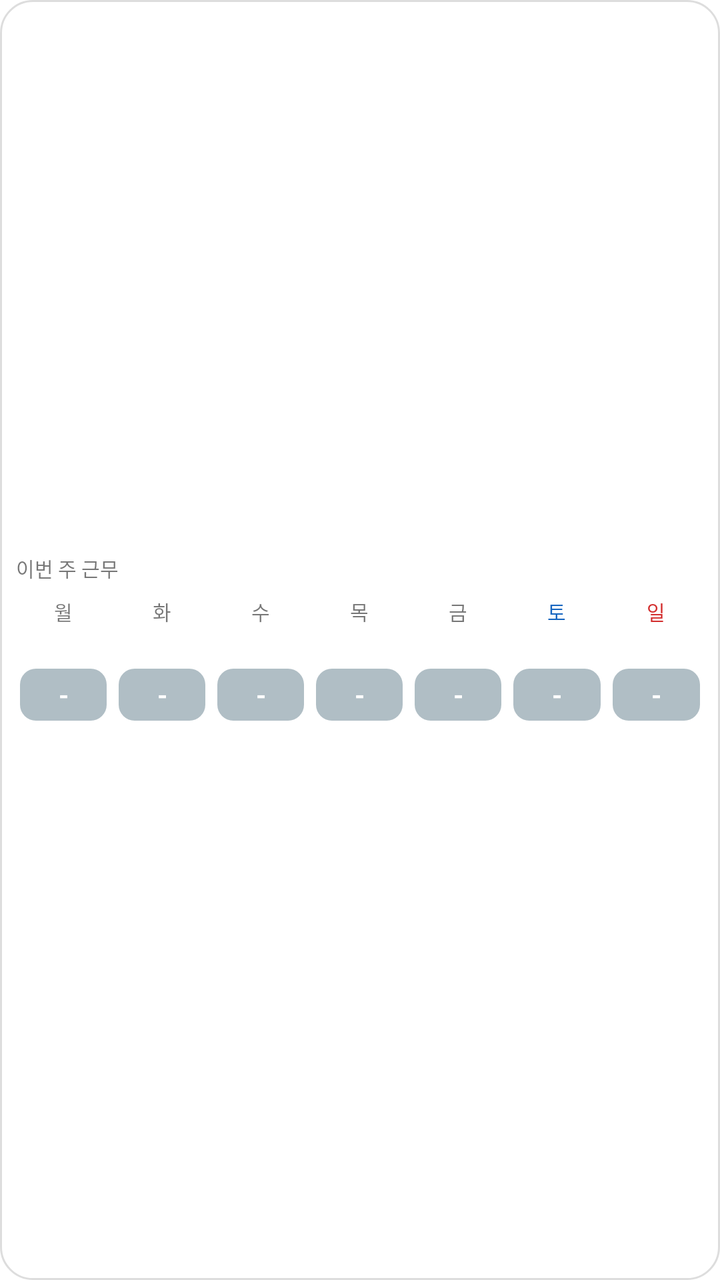
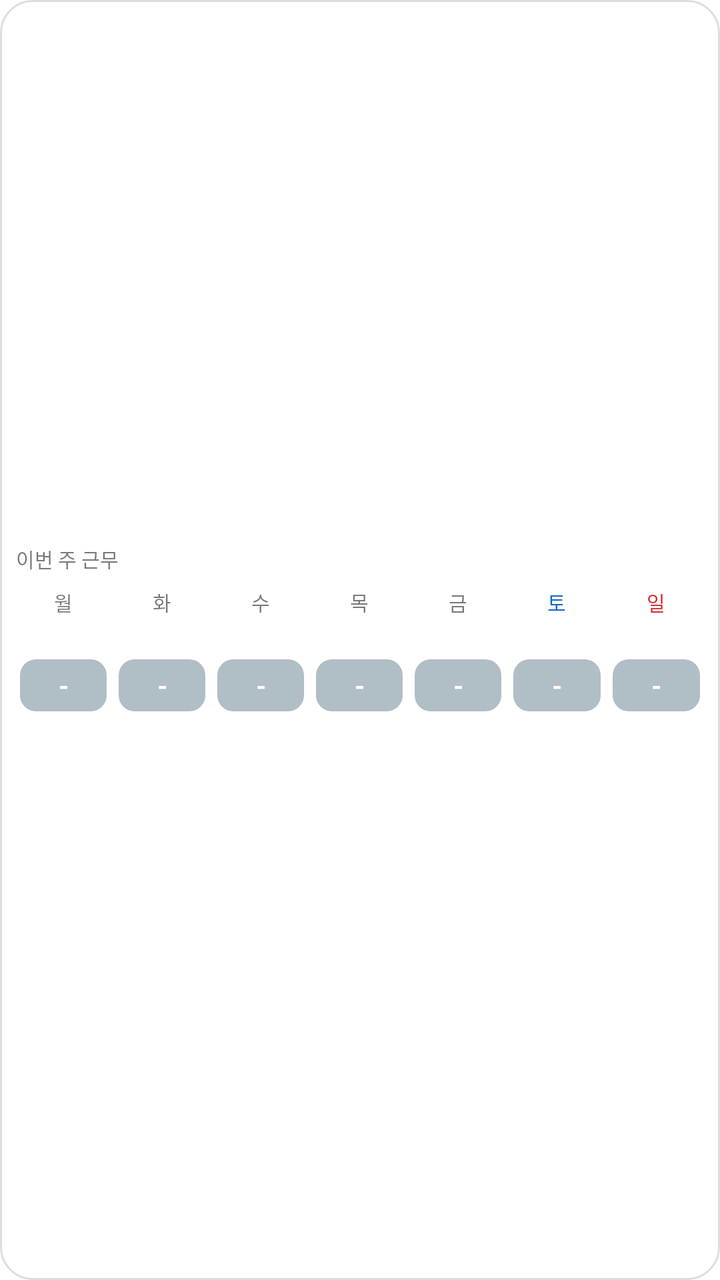

Before-and-after screenshots of an Android layout around one commit, followed by the original layout XML and the change that was made.
<!-- AndroidManifest.xml: fallback theme Theme.MaterialComponents.DayNight.NoActionBar -->
<!-- res/layout/shift_widget.xml -->
<?xml version="1.0" encoding="utf-8"?>
<LinearLayout xmlns:android="http://schemas.android.com/apk/res/android"
    android:id="@+id/widget_root"
    android:layout_width="match_parent"
    android:layout_height="match_parent"
    android:orientation="vertical"
    android:gravity="center_vertical"
    android:background="@drawable/widget_bg"
    android:paddingStart="8dp"
    android:paddingEnd="8dp"
    android:paddingTop="6dp"
    android:paddingBottom="6dp">

    <LinearLayout
        android:layout_width="match_parent"
        android:layout_height="wrap_content"
        android:orientation="horizontal"
        android:gravity="center_vertical">

        <TextView
            android:layout_width="0dp"
            android:layout_height="wrap_content"
            android:layout_weight="1"
            android:text="이번 주 근무"
            android:textColor="#88000000"
            android:textSize="10sp" />

        <TextView
            android:id="@+id/updated"
            android:layout_width="wrap_content"
            android:layout_height="wrap_content"
            android:text=""
            android:textColor="#66000000"
            android:textSize="9sp" />
    </LinearLayout>

    <LinearLayout
        android:layout_width="match_parent"
        android:layout_height="wrap_content"
        android:layout_marginTop="4dp"
        android:orientation="horizontal">

    <LinearLayout
        android:id="@+id/day0_cell"
        android:layout_width="0dp"
        android:layout_height="wrap_content"
        android:layout_weight="1"
        android:orientation="vertical"
        android:gravity="center_horizontal"
        android:paddingTop="3dp"
        android:paddingBottom="3dp">

        <TextView
            android:id="@+id/day0_dow"
            android:layout_width="wrap_content"
            android:layout_height="wrap_content"
            android:text="월"
            android:textColor="#88000000"
            android:textSize="10sp" />

        <TextView
            android:id="@+id/day0_num"
            android:layout_width="wrap_content"
            android:layout_height="wrap_content"
            android:layout_marginTop="1dp"
            android:text=""
            android:textStyle="bold"
            android:textColor="#AA000000"
            android:textSize="12sp" />

        <TextView
            android:id="@+id/day0_badge"
            android:layout_width="match_parent"
            android:layout_height="26dp"
            android:layout_marginTop="4dp"
            android:layout_marginStart="2dp"
            android:layout_marginEnd="2dp"
            android:gravity="center"
            android:background="@drawable/badge_bg"
            android:text="-"
            android:textStyle="bold"
            android:textColor="#FFFFFFFF"
            android:textSize="13sp" />
    </LinearLayout>
    <LinearLayout
        android:id="@+id/day1_cell"
        android:layout_width="0dp"
        android:layout_height="wrap_content"
        android:layout_weight="1"
        android:layout_marginStart="2dp"
        android:orientation="vertical"
        android:gravity="center_horizontal"
        android:paddingTop="3dp"
        android:paddingBottom="3dp">

        <TextView
            android:id="@+id/day1_dow"
            android:layout_width="wrap_content"
            android:layout_height="wrap_content"
            android:text="화"
            android:textColor="#88000000"
            android:textSize="10sp" />

        <TextView
            android:id="@+id/day1_num"
            android:layout_width="wrap_content"
            android:layout_height="wrap_content"
            android:layout_marginTop="1dp"
            android:text=""
            android:textStyle="bold"
            android:textColor="#AA000000"
            android:textSize="12sp" />

        <TextView
            android:id="@+id/day1_badge"
            android:layout_width="match_parent"
            android:layout_height="26dp"
            android:layout_marginTop="4dp"
            android:layout_marginStart="2dp"
            android:layout_marginEnd="2dp"
            android:gravity="center"
            android:background="@drawable/badge_bg"
            android:text="-"
            android:textStyle="bold"
            android:textColor="#FFFFFFFF"
            android:textSize="13sp" />
    </LinearLayout>
    <LinearLayout
        android:id="@+id/day2_cell"
        android:layout_width="0dp"
        android:layout_height="wrap_content"
        android:layout_weight="1"
        android:layout_marginStart="2dp"
        android:orientation="vertical"
        android:gravity="center_horizontal"
        android:paddingTop="3dp"
        android:paddingBottom="3dp">

        <TextView
            android:id="@+id/day2_dow"
            android:layout_width="wrap_content"
            android:layout_height="wrap_content"
            android:text="수"
            android:textColor="#88000000"
            android:textSize="10sp" />

        <TextView
            android:id="@+id/day2_num"
            android:layout_width="wrap_content"
            android:layout_height="wrap_content"
            android:layout_marginTop="1dp"
            android:text=""
            android:textStyle="bold"
            android:textColor="#AA000000"
            android:textSize="12sp" />

        <TextView
            android:id="@+id/day2_badge"
            android:layout_width="match_parent"
            android:layout_height="26dp"
            android:layout_marginTop="4dp"
            android:layout_marginStart="2dp"
            android:layout_marginEnd="2dp"
            android:gravity="center"
            android:background="@drawable/badge_bg"
            android:text="-"
            android:textStyle="bold"
            android:textColor="#FFFFFFFF"
            android:textSize="13sp" />
    </LinearLayout>
    <LinearLayout
        android:id="@+id/day3_cell"
        android:layout_width="0dp"
        android:layout_height="wrap_content"
        android:layout_weight="1"
        android:layout_marginStart="2dp"
        android:orientation="vertical"
        android:gravity="center_horizontal"
        android:paddingTop="3dp"
        android:paddingBottom="3dp">

        <TextView
            android:id="@+id/day3_dow"
            android:layout_width="wrap_content"
            android:layout_height="wrap_content"
            android:text="목"
            android:textColor="#88000000"
            android:textSize="10sp" />

        <TextView
            android:id="@+id/day3_num"
            android:layout_width="wrap_content"
            android:layout_height="wrap_content"
            android:layout_marginTop="1dp"
            android:text=""
            android:textStyle="bold"
            android:textColor="#AA000000"
            android:textSize="12sp" />

        <TextView
            android:id="@+id/day3_badge"
            android:layout_width="match_parent"
            android:layout_height="26dp"
            android:layout_marginTop="4dp"
            android:layout_marginStart="2dp"
            android:layout_marginEnd="2dp"
            android:gravity="center"
            android:background="@drawable/badge_bg"
            android:text="-"
            android:textStyle="bold"
            android:textColor="#FFFFFFFF"
            android:textSize="13sp" />
    </LinearLayout>
    <LinearLayout
        android:id="@+id/day4_cell"
        android:layout_width="0dp"
        android:layout_height="wrap_content"
        android:layout_weight="1"
        android:layout_marginStart="2dp"
        android:orientation="vertical"
        android:gravity="center_horizontal"
        android:paddingTop="3dp"
        android:paddingBottom="3dp">

        <TextView
            android:id="@+id/day4_dow"
            android:layout_width="wrap_content"
            android:layout_height="wrap_content"
            android:text="금"
            android:textColor="#88000000"
            android:textSize="10sp" />

        <TextView
            android:id="@+id/day4_num"
            android:layout_width="wrap_content"
            android:layout_height="wrap_content"
            android:layout_marginTop="1dp"
            android:text=""
            android:textStyle="bold"
            android:textColor="#AA000000"
            android:textSize="12sp" />

        <TextView
            android:id="@+id/day4_badge"
            android:layout_width="match_parent"
            android:layout_height="26dp"
            android:layout_marginTop="4dp"
            android:layout_marginStart="2dp"
            android:layout_marginEnd="2dp"
            android:gravity="center"
            android:background="@drawable/badge_bg"
            android:text="-"
            android:textStyle="bold"
            android:textColor="#FFFFFFFF"
            android:textSize="13sp" />
    </LinearLayout>
    <LinearLayout
        android:id="@+id/day5_cell"
        android:layout_width="0dp"
        android:layout_height="wrap_content"
        android:layout_weight="1"
        android:layout_marginStart="2dp"
        android:orientation="vertical"
        android:gravity="center_horizontal"
        android:paddingTop="3dp"
        android:paddingBottom="3dp">

        <TextView
            android:id="@+id/day5_dow"
            android:layout_width="wrap_content"
            android:layout_height="wrap_content"
            android:text="토"
            android:textColor="#1565C0"
            android:textSize="10sp" />

        <TextView
            android:id="@+id/day5_num"
            android:layout_width="wrap_content"
            android:layout_height="wrap_content"
            android:layout_marginTop="1dp"
            android:text=""
            android:textStyle="bold"
            android:textColor="#1565C0"
            android:textSize="12sp" />

        <TextView
            android:id="@+id/day5_badge"
            android:layout_width="match_parent"
            android:layout_height="26dp"
            android:layout_marginTop="4dp"
            android:layout_marginStart="2dp"
            android:layout_marginEnd="2dp"
            android:gravity="center"
            android:background="@drawable/badge_bg"
            android:text="-"
            android:textStyle="bold"
            android:textColor="#FFFFFFFF"
            android:textSize="13sp" />
    </LinearLayout>
    <LinearLayout
        android:id="@+id/day6_cell"
        android:layout_width="0dp"
        android:layout_height="wrap_content"
        android:layout_weight="1"
        android:layout_marginStart="2dp"
        android:orientation="vertical"
        android:gravity="center_horizontal"
        android:paddingTop="3dp"
        android:paddingBottom="3dp">

        <TextView
            android:id="@+id/day6_dow"
            android:layout_width="wrap_content"
            android:layout_height="wrap_content"
            android:text="일"
            android:textColor="#D32F2F"
            android:textSize="10sp" />

        <TextView
            android:id="@+id/day6_num"
            android:layout_width="wrap_content"
            android:layout_height="wrap_content"
            android:layout_marginTop="1dp"
            android:text=""
            android:textStyle="bold"
            android:textColor="#D32F2F"
            android:textSize="12sp" />

        <TextView
            android:id="@+id/day6_badge"
            android:layout_width="match_parent"
            android:layout_height="26dp"
            android:layout_marginTop="4dp"
            android:layout_marginStart="2dp"
            android:layout_marginEnd="2dp"
            android:gravity="center"
            android:background="@drawable/badge_bg"
            android:text="-"
            android:textStyle="bold"
            android:textColor="#FFFFFFFF"
            android:textSize="13sp" />
    </LinearLayout>
    </LinearLayout>
</LinearLayout>
<!-- resources referenced by this layout -->
<resources>
  <!-- drawable badge_bg (drawable) -->
  <?xml version="1.0" encoding="utf-8"?>
  <shape xmlns:android="http://schemas.android.com/apk/res/android"
      android:shape="rectangle">
      <solid android:color="#FFB0BEC5" />
      <corners android:radius="8dp" />
  </shape>
  <!-- drawable widget_bg (drawable) -->
  <?xml version="1.0" encoding="utf-8"?>
  <shape xmlns:android="http://schemas.android.com/apk/res/android"
      android:shape="rectangle">
      <solid android:color="#FFFFFFFF" />
      <corners android:radius="16dp" />
      <stroke android:width="1dp" android:color="#22000000" />
  </shape>
</resources>

<!-- the commit's change to res/layout/shift_widget.xml (unified diff, before → after) -->
@@ -81,6 +81,15 @@
             android:textStyle="bold"
             android:textColor="#FFFFFFFF"
             android:textSize="13sp" />
+
+        <ImageView
+            android:id="@+id/day0_memo"
+            android:layout_width="6dp"
+            android:layout_height="6dp"
+            android:layout_marginTop="3dp"
+            android:src="@drawable/memo_dot"
+            android:visibility="invisible"
+            android:contentDescription="@null" />
     </LinearLayout>
     <LinearLayout
         android:id="@+id/day1_cell"
@@ -124,6 +133,15 @@
             android:textStyle="bold"
             android:textColor="#FFFFFFFF"
             android:textSize="13sp" />
+
+        <ImageView
+            android:id="@+id/day1_memo"
+            android:layout_width="6dp"
+            android:layout_height="6dp"
+            android:layout_marginTop="3dp"
+            android:src="@drawable/memo_dot"
+            android:visibility="invisible"
+            android:contentDescription="@null" />
     </LinearLayout>
     <LinearLayout
         android:id="@+id/day2_cell"
@@ -167,6 +185,15 @@
             android:textStyle="bold"
             android:textColor="#FFFFFFFF"
             android:textSize="13sp" />
+
+        <ImageView
+            android:id="@+id/day2_memo"
+            android:layout_width="6dp"
+            android:layout_height="6dp"
+            android:layout_marginTop="3dp"
+            android:src="@drawable/memo_dot"
+            android:visibility="invisible"
+            android:contentDescription="@null" />
     </LinearLayout>
     <LinearLayout
         android:id="@+id/day3_cell"
@@ -210,6 +237,15 @@
             android:textStyle="bold"
             android:textColor="#FFFFFFFF"
             android:textSize="13sp" />
+
+        <ImageView
+            android:id="@+id/day3_memo"
+            android:layout_width="6dp"
+            android:layout_height="6dp"
+            android:layout_marginTop="3dp"
+            android:src="@drawable/memo_dot"
+            android:visibility="invisible"
+            android:contentDescription="@null" />
     </LinearLayout>
     <LinearLayout
         android:id="@+id/day4_cell"
@@ -253,6 +289,15 @@
             android:textStyle="bold"
             android:textColor="#FFFFFFFF"
             android:textSize="13sp" />
+
+        <ImageView
+            android:id="@+id/day4_memo"
+            android:layout_width="6dp"
+            android:layout_height="6dp"
+            android:layout_marginTop="3dp"
+            android:src="@drawable/memo_dot"
+            android:visibility="invisible"
+            android:contentDescription="@null" />
     </LinearLayout>
     <LinearLayout
         android:id="@+id/day5_cell"
@@ -296,6 +341,15 @@
             android:textStyle="bold"
             android:textColor="#FFFFFFFF"
             android:textSize="13sp" />
+
+        <ImageView
+            android:id="@+id/day5_memo"
+            android:layout_width="6dp"
+            android:layout_height="6dp"
+            android:layout_marginTop="3dp"
+            android:src="@drawable/memo_dot"
+            android:visibility="invisible"
+            android:contentDescription="@null" />
     </LinearLayout>
     <LinearLayout
         android:id="@+id/day6_cell"
@@ -339,6 +393,15 @@
             android:textStyle="bold"
             android:textColor="#FFFFFFFF"
             android:textSize="13sp" />
+
+        <ImageView
+            android:id="@+id/day6_memo"
+            android:layout_width="6dp"
+            android:layout_height="6dp"
+            android:layout_marginTop="3dp"
+            android:src="@drawable/memo_dot"
+            android:visibility="invisible"
+            android:contentDescription="@null" />
     </LinearLayout>
     </LinearLayout>
 </LinearLayout>
<!-- resource entries referenced after the edit -->
@@ -6,6 +6,13 @@
       android:shape="rectangle">
       <solid android:color="#FFB0BEC5" />
       <corners android:radius="8dp" />
+  </shape>
+  <!-- drawable memo_dot (drawable) -->
+  <?xml version="1.0" encoding="utf-8"?>
+  <shape xmlns:android="http://schemas.android.com/apk/res/android"
+      android:shape="oval">
+      <solid android:color="#FB8C00" />
+      <stroke android:width="1dp" android:color="#FFFFFFFF" />
   </shape>
   <!-- drawable widget_bg (drawable) -->
   <?xml version="1.0" encoding="utf-8"?>
